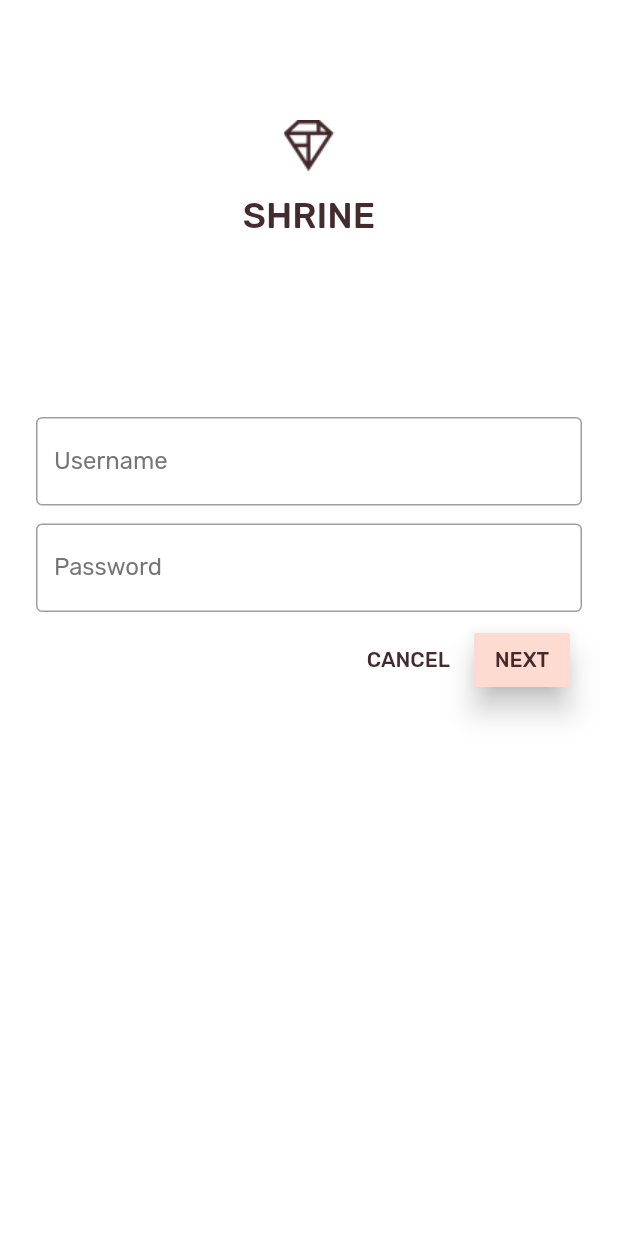
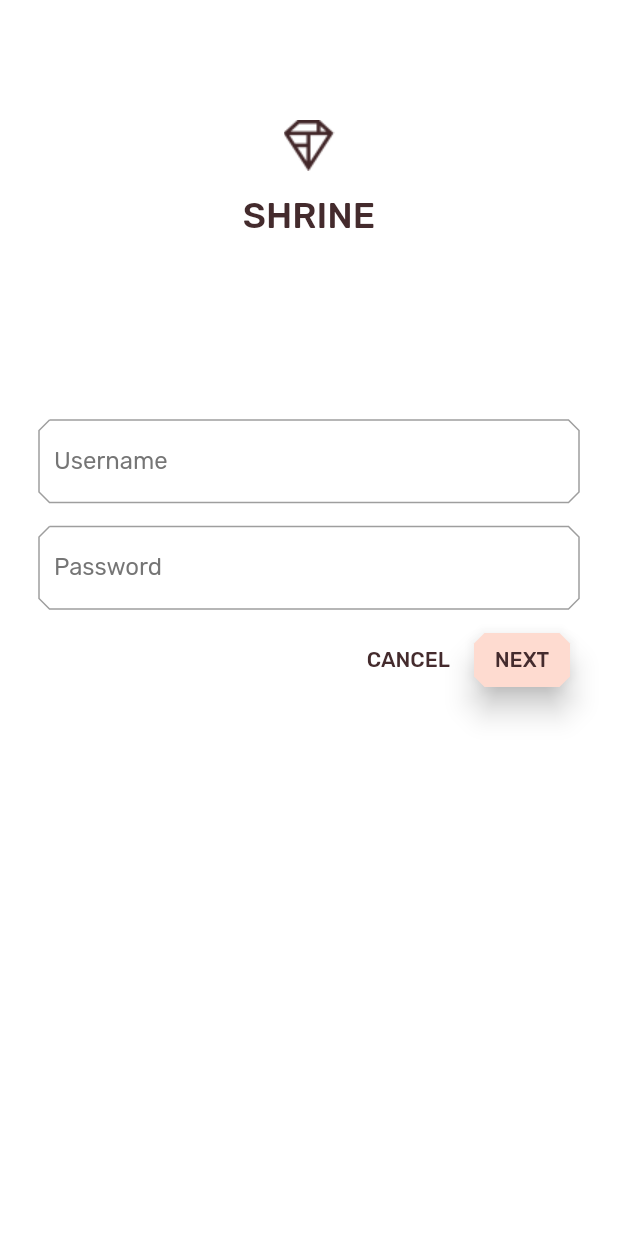
Before and after one commit to LeeMH/flutter-study, a Flutter app: the screen it shows after launch, after a tap on "CANCEL", on a phone screen of 412 x 824 dp. Run offline on Flutter 3.47's test engine with Material 2 defaults, Android fonts, the phone set to English and light mode, and no system bars; our stand-ins replace carousel_slider, flutter_linkify.

Commit message:
텍스트 필드, 버튼 모서리 스타일 변경

```diff
--- a/codelab_mdc/lib/app.dart
+++ b/codelab_mdc/lib/app.dart
@@ -13,9 +13,11 @@
 // limitations under the License.
 
 import 'package:flutter/material.dart';
+import 'supplemental/cut_corners_border.dart';
 import 'colors.dart';
 import 'home.dart';
 import 'login.dart';
+import 'supplemental/cut_corners_border.dart';
 
 // TODO: Convert ShrineApp to stateful widget (104)
 class ShrineApp extends StatelessWidget {
@@ -80,7 +82,7 @@ ThemeData _buildShrineTheme() {
           color: kShrineBrown900,
         ),
       ),
-      border: OutlineInputBorder(),
+      border: CutCornersBorder(),
     ),
   );
 }
--- a/codelab_mdc/lib/login.dart
+++ b/codelab_mdc/lib/login.dart
@@ -77,6 +77,9 @@ class _LoginPageState extends State<LoginPage> {
               children: <Widget>[
                 FlatButton(
                   child: Text('CANCEL'),
+                  shape: BeveledRectangleBorder(
+                    borderRadius: BorderRadius.all(Radius.circular(7.0)),
+                  ),
                   onPressed: () {
                     _usernameController.clear();
                     _passwordController.clear();
@@ -84,6 +87,9 @@ class _LoginPageState extends State<LoginPage> {
                 ),
                 RaisedButton(
                   child: Text('NEXT'),
+                  shape: BeveledRectangleBorder(
+                    borderRadius: BorderRadius.all(Radius.circular(7.0)),
+                  ),
                   elevation: 8.0,
                   onPressed: () {
                     Navigator.pop(context);
```
